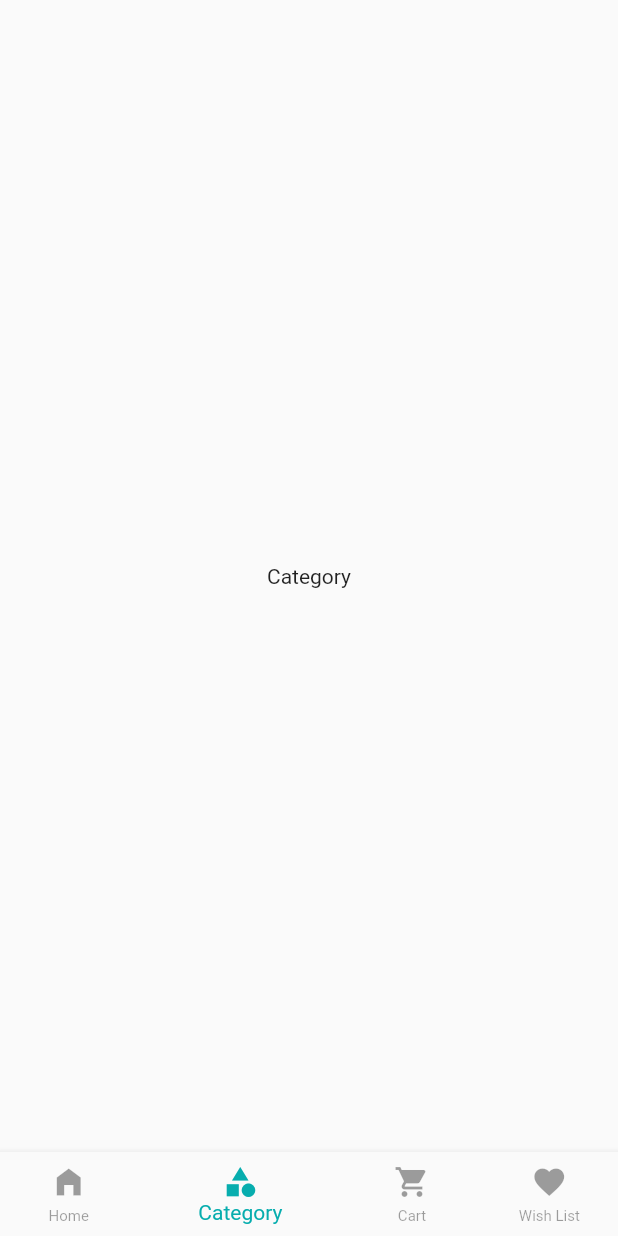
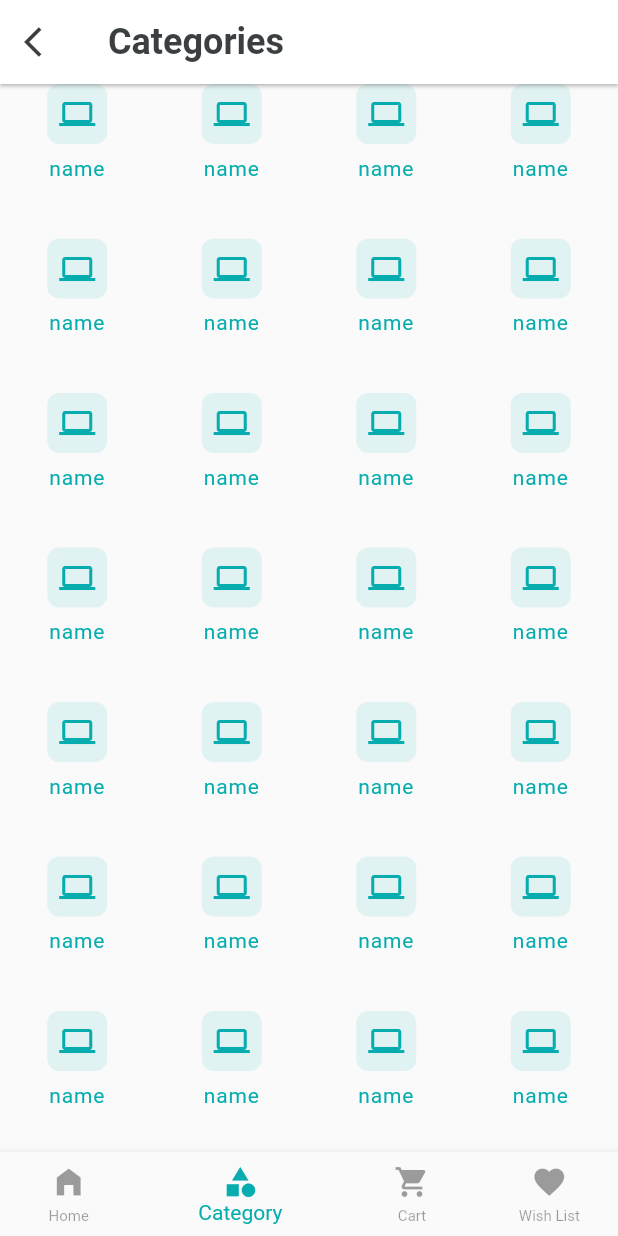
Before and after one commit to kafi015/ecommerce_shopanbd, a Flutter app: the screen it shows after launch, item 2 of the bottom bar chosen, on a phone screen of 412 x 824 dp. Run offline on Flutter 3.47's test engine with Material 2 defaults, Android fonts, the phone set to English and light mode, and no system bars; our stand-ins replace carousel_slider, get, pin_code_fields.

Commit message:
categories ui done

```diff
--- a/lib/main.dart
+++ b/lib/main.dart
@@ -1,5 +1,7 @@
 import 'package:ecommerce_shopanbd/ui/screens/splash_screen.dart';
+import 'package:ecommerce_shopanbd/ui/state_managers/bottom_nav_bar_controller.dart';
 import 'package:ecommerce_shopanbd/ui/utils/app_colors.dart';
+import 'package:ecommerce_shopanbd/ui/utils/text_style.dart';
 import 'package:flutter/material.dart';
 import 'package:get/get.dart';
 
@@ -16,10 +18,16 @@ class ShopanBD extends StatelessWidget {
   @override
   Widget build(BuildContext context) {
     return  GetMaterialApp(
+      initialBinding: GetxBinding(),
       debugShowCheckedModeBanner: false,
       home: const SplashScreen(),
       theme: ThemeData(
-        appBarTheme: const AppBarTheme(
+        appBarTheme:  AppBarTheme(
+          titleTextStyle: TextStyle(
+            fontSize: 24,
+            color: greyColor,
+            fontWeight: FontWeight.w600
+          ),
           backgroundColor: Colors.white,
           elevation: 1
         ),
@@ -33,6 +41,14 @@ class ShopanBD extends StatelessWidget {
     );
   }
 }
+class GetxBinding extends Bindings{
+  @override
+  void dependencies() {
+  //  Get.create<BottomNavigationBarController>(() => BottomNavigationBarController());
+   // Get.put(() => BottomNavigationBarController());
+    Get.put(BottomNavigationBarController());
+  }
+}
 
 
 //Class 47
--- a/lib/ui/screens/bottom_nav_bar_screen.dart
+++ b/lib/ui/screens/bottom_nav_bar_screen.dart
@@ -2,18 +2,14 @@ import 'package:ecommerce_shopanbd/ui/screens/cart_screen.dart';
 import 'package:ecommerce_shopanbd/ui/screens/category_screen.dart';
 import 'package:ecommerce_shopanbd/ui/screens/home_screen.dart';
 import 'package:ecommerce_shopanbd/ui/screens/wish_list_screen.dart';
+import 'package:ecommerce_shopanbd/ui/state_managers/bottom_nav_bar_controller.dart';
 import 'package:ecommerce_shopanbd/ui/utils/app_colors.dart';
 import 'package:flutter/material.dart';
+import 'package:get/get.dart';
+import 'package:get/get_core/src/get_main.dart';
 
-
-class BottomNavBarScreen extends StatefulWidget {
-  const BottomNavBarScreen({Key? key}) : super(key: key);
-
-  @override
-  State<BottomNavBarScreen> createState() => _BottomNavBarScreenState();
-}
-
-class _BottomNavBarScreenState extends State<BottomNavBarScreen> {
+class BottomNavBarScreen extends StatelessWidget {
+   BottomNavBarScreen({Key? key}) : super(key: key);
 
   final List<Widget> screens = const [
     HomeScreen(),
@@ -27,7 +23,8 @@ class _BottomNavBarScreenState extends State<BottomNavBarScreen> {
   @override
   Widget build(BuildContext context) {
     return Scaffold(
-      bottomNavigationBar: BottomNavigationBar(
+      bottomNavigationBar: GetBuilder<BottomNavigationBarController>(
+        builder:(controller) => BottomNavigationBar(
           elevation: 4,
           backgroundColor: Colors.white,
           selectedItemColor: primaryColor,
@@ -36,13 +33,9 @@ class _BottomNavBarScreenState extends State<BottomNavBarScreen> {
           unselectedFontSize: 10,
           showUnselectedLabels: true,
           onTap: (index) {
-          currentIndex = index;
-          if(mounted)
-            {
-              setState(() {});
-            }
+            controller.changeIndex(index);
           },
-        currentIndex: currentIndex,
+          currentIndex: controller.selectedIndex,
           items: const [
             BottomNavigationBarItem(icon: Icon(Icons.home_filled), label: "Home"),
             BottomNavigationBarItem(
@@ -53,8 +46,10 @@ class _BottomNavBarScreenState extends State<BottomNavBarScreen> {
                 icon: Icon(Icons.favorite), label: "Wish List"),
           ],
         ),
-      body: screens[currentIndex],
-
+      ),
+      body: GetBuilder<BottomNavigationBarController>(
+        builder: (controller)=>screens[controller.selectedIndex],
+          ),
     );
   }
 }
--- a/lib/ui/screens/category_screen.dart
+++ b/lib/ui/screens/category_screen.dart
@@ -1,13 +1,36 @@
+import 'package:ecommerce_shopanbd/ui/state_managers/bottom_nav_bar_controller.dart';
+import 'package:ecommerce_shopanbd/ui/utils/app_colors.dart';
+import 'package:ecommerce_shopanbd/ui/widgets/product_details/category_card_widget.dart';
 import 'package:flutter/material.dart';
+import 'package:get/get.dart';
+import 'package:get/get_core/src/get_main.dart';
 
 class CategoryScreen extends StatelessWidget {
-  const CategoryScreen({Key? key}) : super(key: key);
-
+   const CategoryScreen({Key? key}) : super(key: key);
   @override
   Widget build(BuildContext context) {
-    return const Scaffold(
-      body: Center(
-        child: Text('Category'),
+    return Scaffold(
+      appBar: AppBar(
+        leading: IconButton(
+          onPressed: () {
+            Get.find<BottomNavigationBarController>().backToHome();
+          },
+          icon: Icon(
+            Icons.arrow_back_ios,
+            color: greyColor,
+          ),
+        ),
+        title: Text('Categories'),
+      ),
+      body: GridView.builder(
+        itemCount: 30,
+          gridDelegate: SliverGridDelegateWithFixedCrossAxisCount(
+            crossAxisCount: 4,
+          ),
+          itemBuilder: (context, index)
+          {
+            return CategoryCardWidget(name: 'name', imageUrl: Icons.laptop, id: 1);
+          }
       ),
     );
   }
--- a/lib/ui/screens/splash_screen.dart
+++ b/lib/ui/screens/splash_screen.dart
@@ -18,7 +18,7 @@ class _SplashScreenState extends State<SplashScreen> {
     // TODO: implement initState
     super.initState();
     Future.delayed(const Duration(seconds: 2)).then((value) {
-      Get.off(const BottomNavBarScreen());
+      Get.off( BottomNavBarScreen());
     });
   }
 
--- /dev/null
+++ b/lib/ui/state_managers/bottom_nav_bar_controller.dart
@@ -0,0 +1,23 @@
+import 'package:get/get.dart';
+
+class BottomNavigationBarController extends GetxController
+{
+  int selectedIndex = 0;
+
+  int get selectedIndexGet => selectedIndex;
+  void changeIndex(int index)
+  {
+    selectedIndex = index;
+    update();
+  }
+  void backToHome()
+  {
+    if(selectedIndex != 0)
+      {
+        selectedIndex = 0;
+        update();
+      }
+
+
+  }
+}
```
Lines whose indentation alone changed are shown as unchanged.
